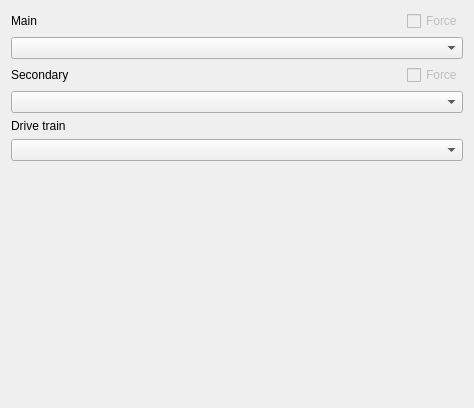
First picture: the form in rover_gui/ui/ui/Arbitration.ui, repository robotique-udes/rover, before the edit.
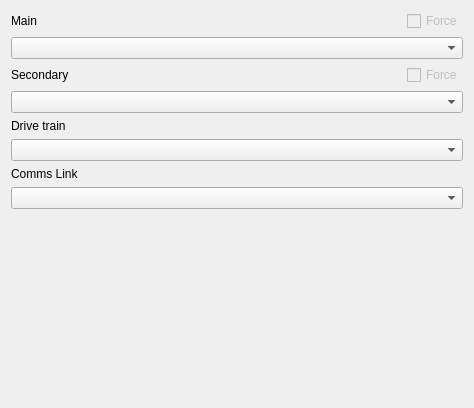
Second picture: the form after the edit.

```diff
--- a/rover_gui/ui/ui/Arbitration.ui
+++ b/rover_gui/ui/ui/Arbitration.ui
@@ -134,6 +134,16 @@
          <item>
           <widget class="QComboBox" name="driveTrainComboBox"/>
          </item>
+         <item>
+          <widget class="QLabel" name="commsModeLabel">
+           <property name="text">
+            <string>Comms Link</string>
+           </property>
+          </widget>
+         </item>
+         <item>
+          <widget class="QComboBox" name="commsModeComboBox"/>
+         </item>
          <item>
           <spacer name="verticalSpacer">
            <property name="orientation">
```
